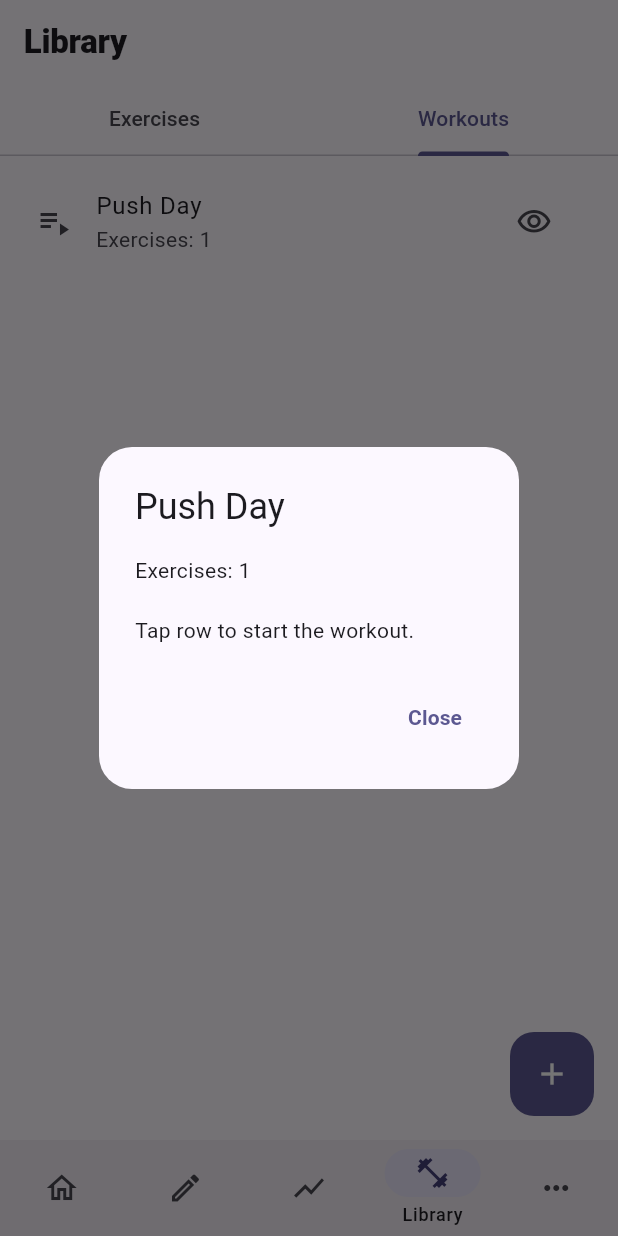
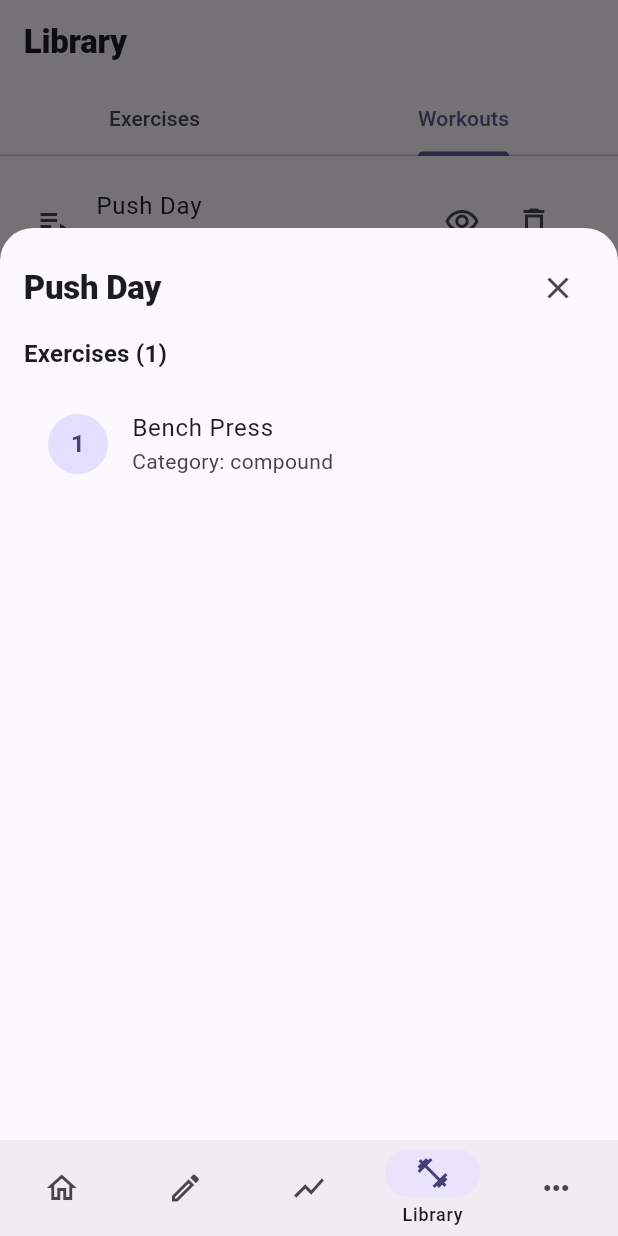
Before and after one commit to OriolHinojo/gym_tracker, a Flutter app: the LibraryScreen screen opened by its route, tab 2 chosen, after a tap on the "visibility" icon, on a phone screen of 412 x 824 dp. Run offline on Flutter 3.47's test engine with Material 3 defaults, Android fonts, the phone set to English and light mode, and no system bars; our stand-ins replace flutter_riverpod, go_router.

Commit message:
added delete button for workout and improved exercices from workout visualization

```diff
--- a/lib/screens/library/library_screen.dart
+++ b/lib/screens/library/library_screen.dart
@@ -20,6 +20,7 @@ class _LibraryScreenState extends State<LibraryScreen>
     with SingleTickerProviderStateMixin {
   String _query = '';
   late final TabController _tab;
+  int _workoutsRevision = 0;
 
   @override
   void initState() {
@@ -50,7 +51,10 @@ class _LibraryScreenState extends State<LibraryScreen>
         controller: _tab,
         children: [
           _ExercisesTab(query: _query, onQuery: (s) => setState(() => _query = s)),
-          const _WorkoutsTab(),
+          _WorkoutsTab(
+            refreshToken: _workoutsRevision,
+            onChanged: _refreshWorkouts,
+          ),
         ],
       ),
       floatingActionButton: _tab.index == 0
@@ -63,6 +67,11 @@ class _LibraryScreenState extends State<LibraryScreen>
               child: const Icon(Icons.playlist_add),
             ),
     );
+  }
+
+  void _refreshWorkouts() {
+    if (!mounted) return;
+    setState(() => _workoutsRevision++);
   }
 
   Future<void> _showCreateExerciseDialog(BuildContext context) async {
@@ -122,7 +131,7 @@ class _LibraryScreenState extends State<LibraryScreen>
                 await LocalStore.instance
                     .createWorkoutTemplate(name: name, exerciseIds: selected.toList());
                 if (context.mounted) Navigator.pop(ctx);
-                setState(() {});
+                _refreshWorkouts();
               },
               child: const Text('Create'),
             ),
@@ -206,15 +215,48 @@ class _ExercisesTab extends StatelessWidget {
 
 /* -------------------------------- Workouts -------------------------------- */
 
-class _WorkoutsTab extends StatelessWidget {
-  const _WorkoutsTab();
+class _WorkoutsTab extends StatefulWidget {
+  const _WorkoutsTab({required this.refreshToken, required this.onChanged});
+  final int refreshToken;
+  final VoidCallback onChanged;
+
+  @override
+  State<_WorkoutsTab> createState() => _WorkoutsTabState();
+}
+
+class _WorkoutsTabState extends State<_WorkoutsTab> {
+  late Future<List<Map<String, dynamic>>> _future;
+
+  @override
+  void initState() {
+    super.initState();
+    _future = _load();
+  }
+
+  @override
+  void didUpdateWidget(covariant _WorkoutsTab oldWidget) {
+    super.didUpdateWidget(oldWidget);
+    if (widget.refreshToken != oldWidget.refreshToken) {
+      _refresh();
+    }
+  }
+
+  Future<List<Map<String, dynamic>>> _load() {
+    return LocalStore.instance.listWorkoutTemplatesRaw();
+  }
+
+  void _refresh() {
+    setState(() {
+      _future = _load();
+    });
+  }
 
   @override
   Widget build(BuildContext context) {
     return FutureBuilder<List<Map<String, dynamic>>>(
-      future: LocalStore.instance.listWorkoutTemplatesRaw(),
+      future: _future,
       builder: (context, snap) {
-        if (snap.connectionState == ConnectionState.waiting) {
+        if (snap.connectionState == ConnectionState.waiting && !snap.hasData) {
           return const Center(child: CircularProgressIndicator());
         }
         if (snap.hasError) {
@@ -234,39 +276,138 @@ class _WorkoutsTab extends StatelessWidget {
             final id = (w['id'] as num).toInt();
             final name = (w['name'] ?? '').toString();
             final List<dynamic> ids = (w['exercise_ids'] ?? []) as List<dynamic>;
+            final exercises = ids.map((e) => (e as num).toInt()).toList();
             return ListTile(
               leading: const Icon(Icons.playlist_play),
               title: Text(name),
-              subtitle: Text('Exercises: ${ids.length}'),
+              subtitle: Text('Exercises: ${exercises.length}'),
               onTap: () {
-                // Start Log with this template via go_router extra
                 context.pushNamed('log', extra: {'templateId': id});
               },
-              trailing: IconButton(
-                icon: const Icon(Icons.visibility_outlined),
-                tooltip: 'Preview',
-                onPressed: () {
-                  // Optional quick preview using a dialog
-                  showDialog(
-                    context: context,
-                    builder: (dialogCtx) => AlertDialog(
-                      title: Text(name),
-                      content:
-                          Text('Exercises: ${ids.length}\n\nTap row to start the workout.'),
-                      actions: [
-                        TextButton(
-                          onPressed: () => Navigator.pop(dialogCtx),
-                          child: const Text('Close'),
-                        )
-                      ],
-                    ),
-                  );
-                },
+              trailing: Row(
+                mainAxisSize: MainAxisSize.min,
+                children: [
+                  IconButton(
+                    icon: const Icon(Icons.visibility_outlined),
+                    tooltip: 'Preview',
+                    onPressed: () => _showPreview(context, name, exercises),
+                  ),
+                  IconButton(
+                    icon: const Icon(Icons.delete_outline),
+                    tooltip: 'Delete',
+                    onPressed: () => _confirmDelete(context, id, name),
+                  ),
+                ],
               ),
             );
           },
         );
       },
+    );
+  }
+
+  void _showPreview(BuildContext context, String name, List<int> exerciseIds) {
+    showModalBottomSheet(
+      context: context,
+      isScrollControlled: true,
+      builder: (ctx) => FractionallySizedBox(
+        heightFactor: 0.8,
+        child: SafeArea(
+          child: Padding(
+            padding: const EdgeInsets.all(16),
+            child: Column(
+              crossAxisAlignment: CrossAxisAlignment.start,
+              children: [
+                Row(
+                  children: [
+                    Expanded(
+                      child: Text(
+                        name,
+                        style: Theme.of(ctx).textTheme.titleLarge,
+                      ),
+                    ),
+                    IconButton(
+                      icon: const Icon(Icons.close),
+                      onPressed: () => Navigator.pop(ctx),
+                    ),
+                  ],
+                ),
+                const SizedBox(height: 8),
+                Text('Exercises (${exerciseIds.length})', style: Theme.of(ctx).textTheme.titleMedium),
+                const SizedBox(height: 12),
+                Expanded(
+                  child: FutureBuilder<List<Map<String, dynamic>>>(
+                    future: LocalStore.instance.listExercisesRaw(),
+                    builder: (previewCtx, snapshot) {
+                      if (snapshot.connectionState == ConnectionState.waiting && !snapshot.hasData) {
+                        return const Center(child: CircularProgressIndicator());
+                      }
+                      if (snapshot.hasError) {
+                        return Center(child: Text('Error loading exercises:\n${snapshot.error}'));
+                      }
+                      final all = snapshot.data ?? [];
+                      final byId = <int, Map<String, dynamic>>{
+                        for (final item in all)
+                          if (item['id'] != null) (item['id'] as num).toInt(): item,
+                      };
+                      if (exerciseIds.isEmpty) {
+                        return const Center(child: Text('No exercises assigned yet'));
+                      }
+                      return ListView.separated(
+                        itemCount: exerciseIds.length,
+                        separatorBuilder: (_, __) => const Divider(height: 1),
+                        itemBuilder: (previewCtx, index) {
+                          final exId = exerciseIds[index];
+                          final data = byId[exId];
+                          final exName = (data?['name'] ?? 'Exercise #$exId').toString();
+                          final category = (data?['category'] ?? 'Unknown').toString();
+                          return ListTile(
+                            leading: CircleAvatar(
+                              child: Text('${index + 1}'),
+                            ),
+                            title: Text(exName),
+                            subtitle: Text('Category: $category'),
+                          );
+                        },
+                      );
+                    },
+                  ),
+                ),
+              ],
+            ),
+          ),
+        ),
+      ),
+    );
+  }
+
+  Future<void> _confirmDelete(BuildContext context, int id, String name) async {
+    final confirmed = await showDialog<bool>(
+      context: context,
+      builder: (dialogCtx) => AlertDialog(
+        title: const Text('Delete workout'),
+        content: Text('Delete "$name"? This action cannot be undone.'),
+        actions: [
+          TextButton(
+            onPressed: () => Navigator.pop(dialogCtx, false),
+            child: const Text('Cancel'),
+          ),
+          FilledButton(
+            onPressed: () => Navigator.pop(dialogCtx, true),
+            child: const Text('Delete'),
+          ),
+        ],
+      ),
+    );
+
+    if (confirmed != true) return;
+
+    await LocalStore.instance.deleteWorkoutTemplate(id);
+    if (!mounted) return;
+    _refresh();
+    widget.onChanged();
+    ScaffoldMessenger.of(context).showSnackBar(
+      SnackBar(content: Text('Deleted workout "$name"')),
     );
   }
 }
```
